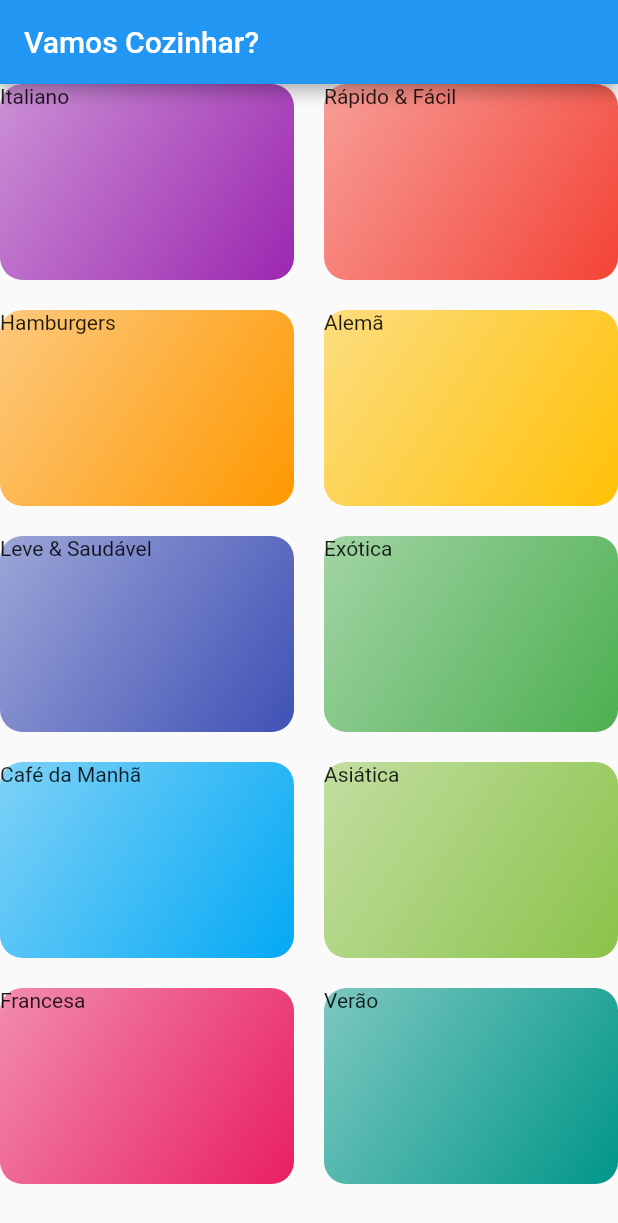
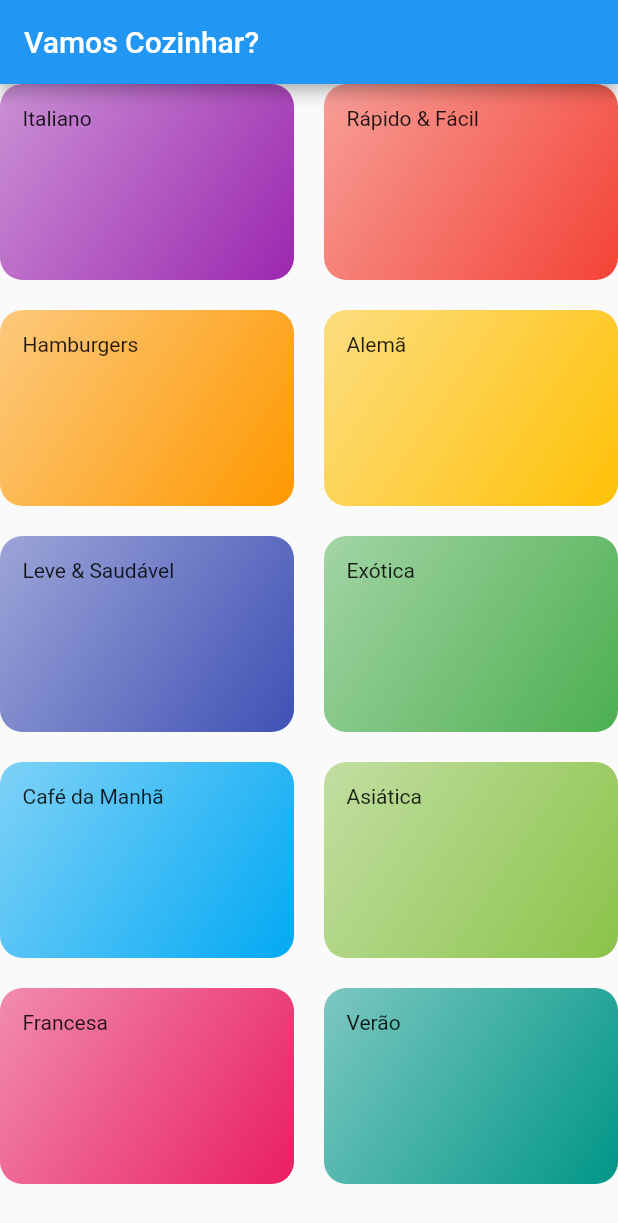
Before and after one commit to KaiqueMunhoz/ryc_meals, a Flutter app: the screen it shows after launch, on a phone screen of 412 x 824 dp. Shown: the top 1223 px of the screen. Run offline on Flutter 3.47's test engine with Material 2 defaults, Android fonts, the phone set to English and light mode, and no system bars.

Commit message:
feat: Add padding EdgeInsets.all(15.0)

```diff
--- a/lib/components/category_item.dart
+++ b/lib/components/category_item.dart
@@ -13,6 +13,7 @@ class CategoryItem extends StatelessWidget {
   Widget build(BuildContext context) {
     return Container(
       child: Container(
+        padding: EdgeInsets.all(15.0),
         child: Text(category.title),
         decoration: BoxDecoration(
           borderRadius: BorderRadius.circular(15.0),
```
